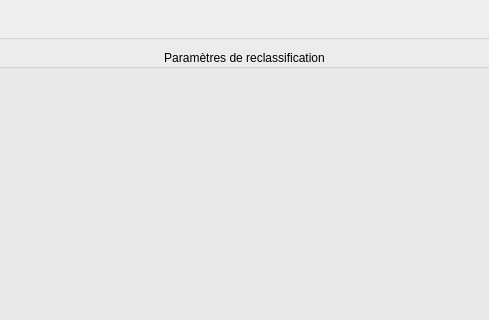
The window that fullmce_dialog_base.ui (TeamSaGeo/fullmce) describes before a commit, drawn with Qt 5; both pictures show x 348 to 837 and y 0 to 320 of the 940 by 447 pixel window.
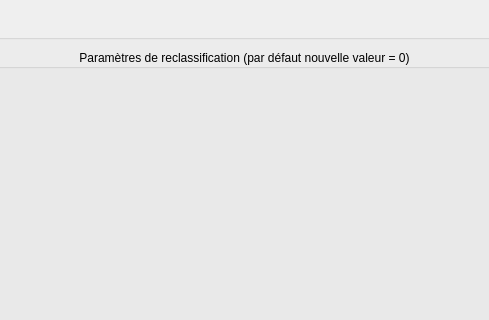
The same window after the commit. The open tabs and pages were chosen to show the change.

Patch:
```diff
--- a/fullmce_dialog_base.ui
+++ b/fullmce_dialog_base.ui
@@ -671,7 +671,7 @@
              </font>
             </property>
             <property name="title">
-             <string>Paramètres de reclassification</string>
+             <string>Paramètres de reclassification (par défaut nouvelle valeur = 0)</string>
             </property>
             <property name="alignment">
              <set>Qt::AlignCenter</set>
```
